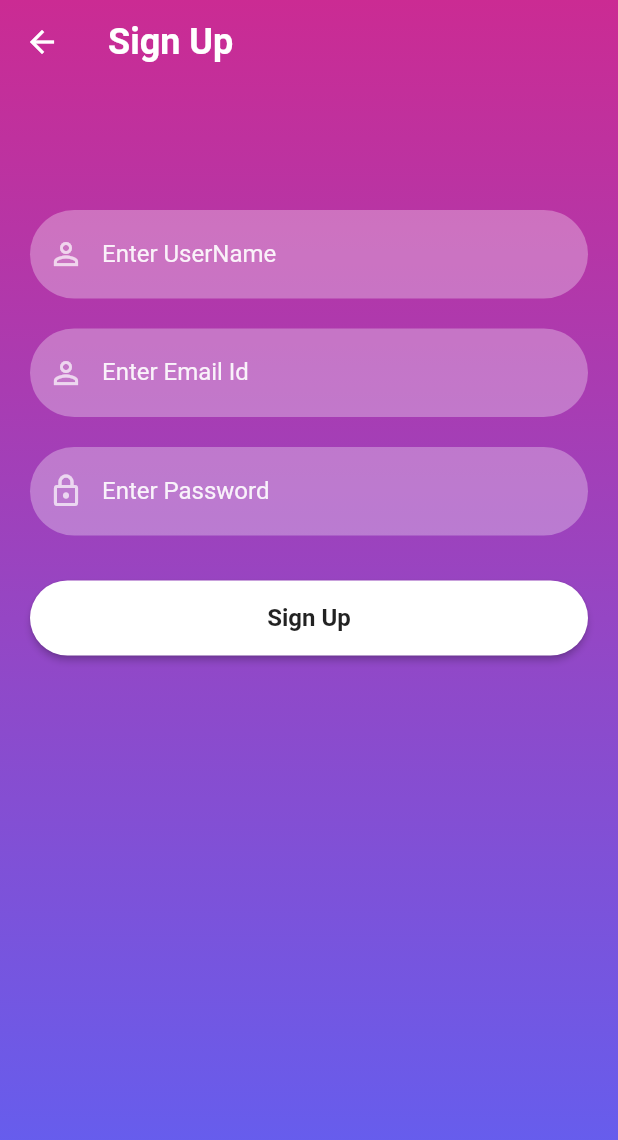
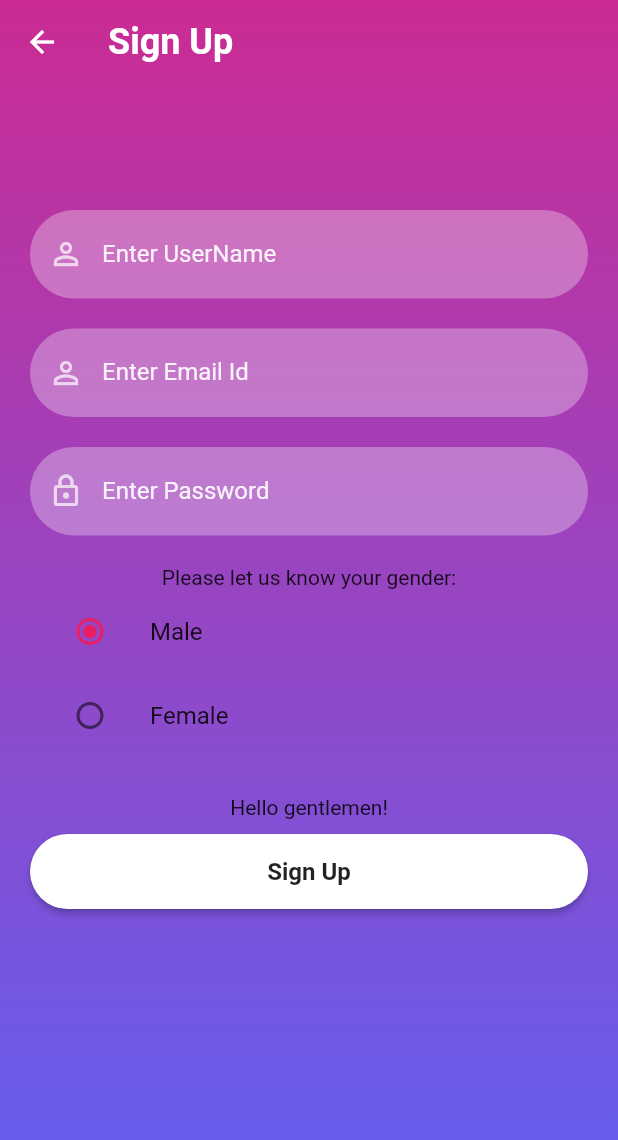
Before and after one commit to ibrahimmohamed6767/LoginScreen1, a Flutter app: the SignUpScreen screen opened directly, on a phone screen of 412 x 824 dp. Shown: the top 1140 px of the screen. Run offline on Flutter 3.47's test engine with Material 2 defaults, Android fonts, the phone set to English and light mode, and no system bars; our stand-ins replace firebase_auth, firebase_core, pinput; accounts and stored records are empty.

Commit message:
LoginScreen

```diff
--- a/lib/screens/signup_screen.dart
+++ b/lib/screens/signup_screen.dart
@@ -15,6 +15,7 @@ class _SignUpScreenState extends State<SignUpScreen> {
   TextEditingController _passwordTextController = TextEditingController();
   TextEditingController _emailTextController = TextEditingController();
   TextEditingController _userNameTextController = TextEditingController();
+  String _selectedGender = 'male';
   @override
   Widget build(BuildContext context) {
     return SafeArea(
@@ -60,6 +61,37 @@ class _SignUpScreenState extends State<SignUpScreen> {
                                const SizedBox(
                          height: 20,
                 ),
+                Column(
+                  children: [
+                    Text('Please let us know your gender:'),
+                    ListTile(
+                    leading: Radio<String>(
+                    value: 'male',
+                    groupValue: _selectedGender,
+                    onChanged: (value) {
+                    setState(() {
+                    _selectedGender = value!;
+                    });
+                    },
+                    ),
+                      title: const Text('Male'),
+                    ),
+                    ListTile(
+                      leading: Radio<String>(
+                        value: 'female',
+                        groupValue: _selectedGender,
+                        onChanged: (value) {
+                          setState(() {
+                            _selectedGender = value!;
+                          });
+                        },
+                      ),
+                      title: const Text('Female'),
+                    ),
+                    const SizedBox(height: 25),
+                    Text(_selectedGender == 'male' ? 'Hello gentlemen!' : 'Hi lady!')
+                  ],
+                ),
                 firebaseUIButton(context, "Sign Up", () {
                   FirebaseAuth.instance
                       .createUserWithEmailAndPassword(
```
